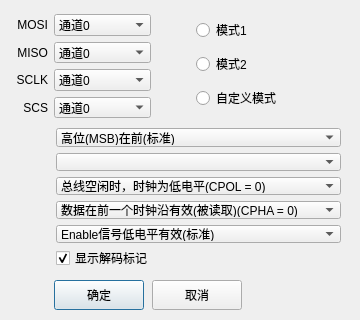
The window that TCLAutoTestTool/DialogSPISetting.ui (wlffeng2008/TCLAutoTest) describes before a commit, drawn with Qt 5.
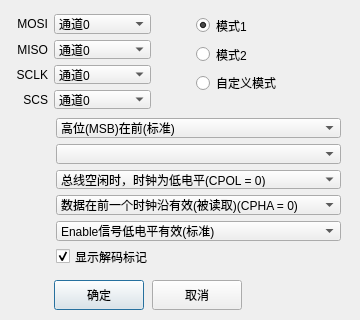
The same window after the commit.

Patch:
```diff
--- a/TCLAutoTestTool/DialogSPISetting.ui
+++ b/TCLAutoTestTool/DialogSPISetting.ui
@@ -19,7 +19,7 @@
      <x>16</x>
      <y>14</y>
      <width>135</width>
-     <height>104</height>
+     <height>95</height>
     </rect>
    </property>
    <layout class="QGridLayout" name="gridLayout" columnstretch="0,1" columnminimumwidth="0,0">
@@ -419,7 +419,7 @@
      <x>196</x>
      <y>14</y>
      <width>135</width>
-     <height>101</height>
+     <height>80</height>
     </rect>
    </property>
    <layout class="QVBoxLayout" name="verticalLayout">
@@ -428,6 +428,9 @@
       <property name="text">
        <string>模式1</string>
       </property>
+      <property name="checked">
+       <bool>true</bool>
+      </property>
       <attribute name="buttonGroup">
        <string notr="true">buttonGroup</string>
       </attribute>
@@ -481,13 +484,13 @@
     <string>取消</string>
    </property>
   </widget>
-  <widget class="QWidget" name="">
+  <widget class="QWidget" name="layoutWidget">
    <property name="geometry">
     <rect>
      <x>56</x>
-     <y>128</y>
+     <y>118</y>
      <width>285</width>
-     <height>139</height>
+     <height>148</height>
     </rect>
    </property>
    <layout class="QVBoxLayout" name="verticalLayout_2">
```
